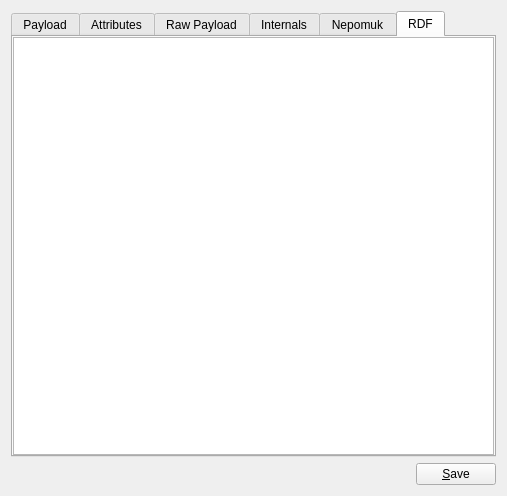
Old version of the form akonadiconsole/browserwidget_contentview.ui in the repository KDE/kdepim-runtime.
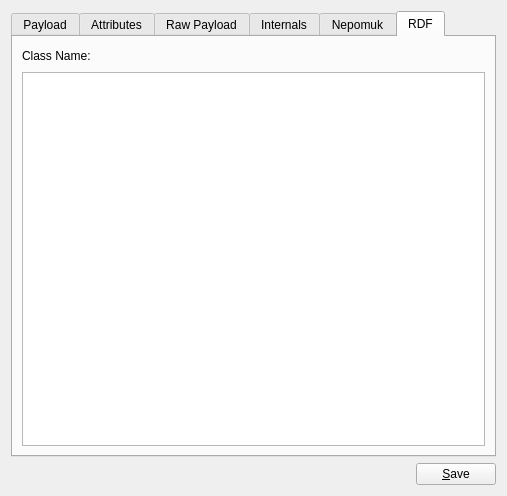
New version of the form. The open tabs and pages were chosen to show the change. Custom widgets are drawn as their Qt base class.

Commit message:
Show the class name of the current Nepomuk resource.
It's always "Resource" here, while I would expect "PersonContact" or
"Email", making it impossible to determine the type...

```diff
--- a/akonadiconsole/browserwidget_contentview.ui
+++ b/akonadiconsole/browserwidget_contentview.ui
@@ -327,9 +327,37 @@
        <string>RDF</string>
       </attribute>
       <layout class="QVBoxLayout" name="verticalLayout">
-       <property name="margin">
-        <number>0</number>
-       </property>
+       <item>
+        <layout class="QHBoxLayout" name="horizontalLayout">
+         <item>
+          <widget class="QLabel" name="label_9">
+           <property name="text">
+            <string>Class Name:</string>
+           </property>
+          </widget>
+         </item>
+         <item>
+          <widget class="QLabel" name="rdfClassName">
+           <property name="text">
+            <string/>
+           </property>
+          </widget>
+         </item>
+         <item>
+          <spacer name="horizontalSpacer">
+           <property name="orientation">
+            <enum>Qt::Horizontal</enum>
+           </property>
+           <property name="sizeHint" stdset="0">
+            <size>
+             <width>40</width>
+             <height>20</height>
+            </size>
+           </property>
+          </spacer>
+         </item>
+        </layout>
+       </item>
        <item>
         <widget class="QTreeView" name="nepomukView">
          <property name="rootIsDecorated">
```
The commit also changes 1 other file.
